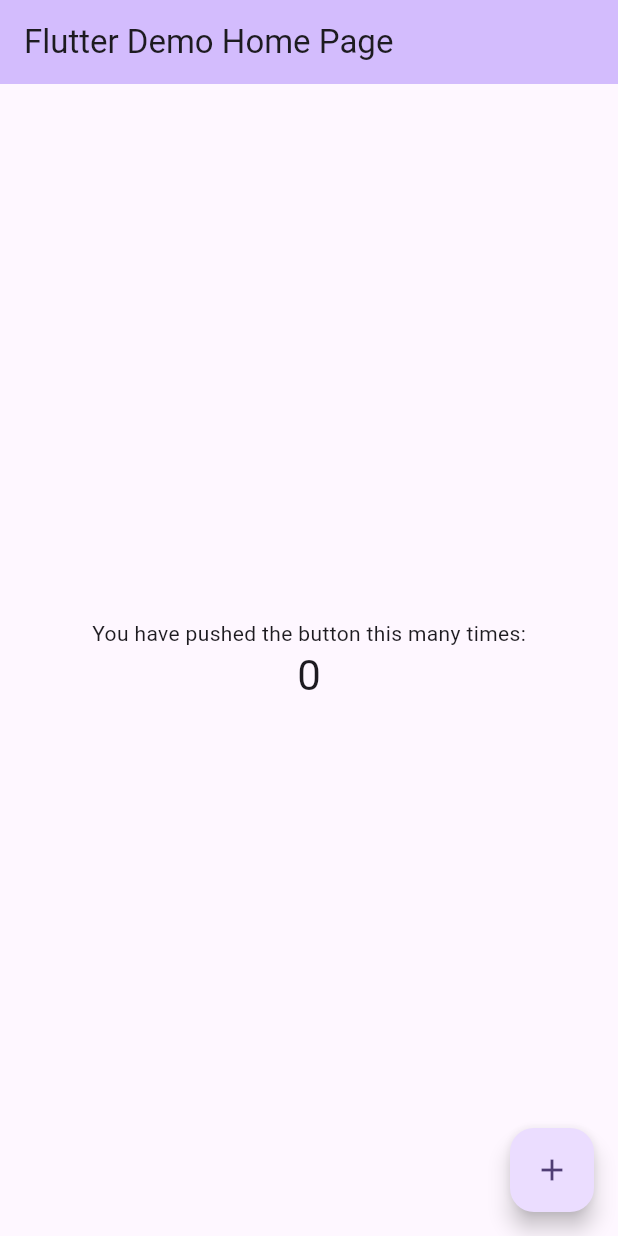
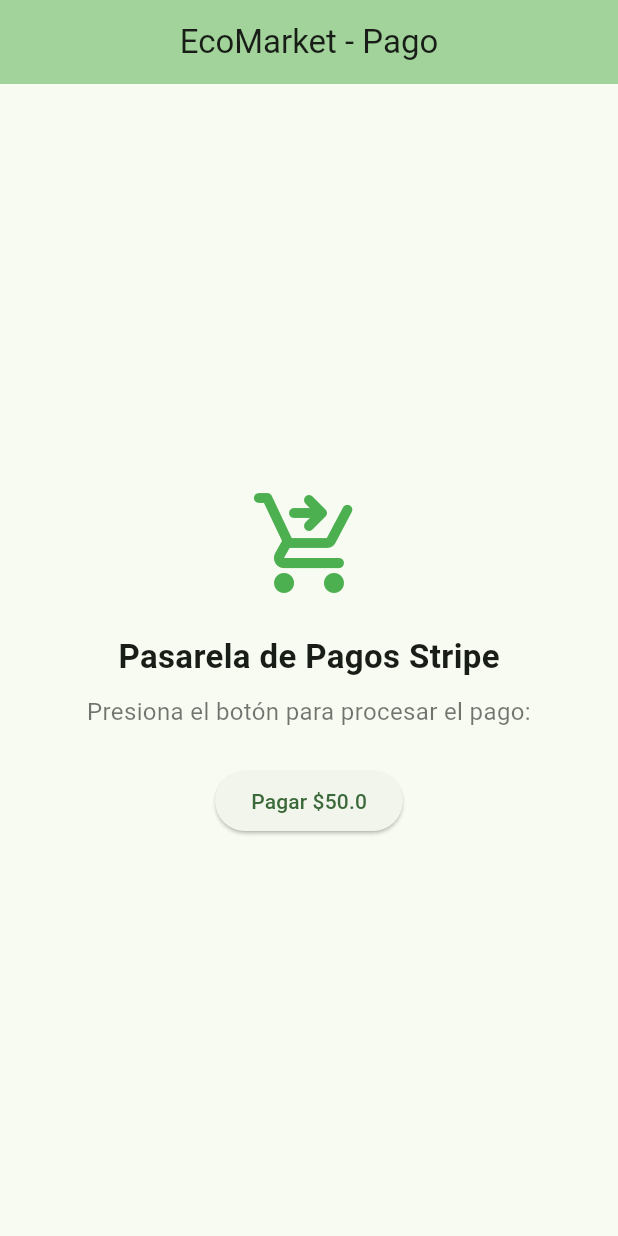
Before and after one commit to Juan-Camilo-Martinez-B/ecomarket-ui, a Flutter app: the screen it shows after launch, on a phone screen of 412 x 824 dp. Run offline on Flutter 3.47's test engine with Material 3 defaults, Android fonts, the phone set to English and light mode, and no system bars.

Commit message:
cambio de ui

```diff
--- a/lib/main.dart
+++ b/lib/main.dart
@@ -1,4 +1,5 @@
 import 'package:flutter/material.dart';
+import 'package:ecomarket_ui/widgets/stripe_payment_button.dart';
 
 void main() {
   runApp(const MyApp());
@@ -7,115 +8,63 @@
 class MyApp extends StatelessWidget {
   const MyApp({super.key});
 
-  // This widget is the root of your application.
   @override
   Widget build(BuildContext context) {
     return MaterialApp(
-      title: 'Flutter Demo',
+      title: 'EcoMarket',
+      debugShowCheckedModeBanner: false,
       theme: ThemeData(
-        // This is the theme of your application.
-        //
-        // TRY THIS: Try running your application with "flutter run". You'll see
-        // the application has a purple toolbar. Then, without quitting the app,
-        // try changing the seedColor in the colorScheme below to Colors.green
-        // and then invoke "hot reload" (save your changes or press the "hot
-        // reload" button in a Flutter-supported IDE, or press "r" if you used
-        // the command line to start the app).
-        //
-        // Notice that the counter didn't reset back to zero; the application
-        // state is not lost during the reload. To reset the state, use hot
-        // restart instead.
-        //
-        // This works for code too, not just values: Most code changes can be
-        // tested with just a hot reload.
-        colorScheme: .fromSeed(seedColor: Colors.deepPurple),
+        colorScheme: ColorScheme.fromSeed(seedColor: Colors.green),
+        useMaterial3: true,
       ),
-      home: const MyHomePage(title: 'Flutter Demo Home Page'),
+      home: const MyHomePage(title: 'EcoMarket - Pago'),
     );
   }
 }
 
-class MyHomePage extends StatefulWidget {
-  const MyHomePage({super.key, required this.title});
-
-  // This widget is the home page of your application. It is stateful, meaning
-  // that it has a State object (defined below) that contains fields that affect
-  // how it looks.
-
-  // This class is the configuration for the state. It holds the values (in this
-  // case the title) provided by the parent (in this case the App widget) and
-  // used by the build method of the State. Fields in a Widget subclass are
-  // always marked "final".
-
+class MyHomePage extends StatelessWidget {
   final String title;
 
-  @override
-  State<MyHomePage> createState() => _MyHomePageState();
-}
-
-class _MyHomePageState extends State<MyHomePage> {
-  int _counter = 0;
-
-  void _incrementCounter() {
-    setState(() {
-      // This call to setState tells the Flutter framework that something has
-      // changed in this State, which causes it to rerun the build method below
-      // so that the display can reflect the updated values. If we changed
-      // _counter without calling setState(), then the build method would not be
-      // called again, and so nothing would appear to happen.
-      _counter++;
-    });
-  }
+  const MyHomePage({super.key, required this.title});
 
   @override
   Widget build(BuildContext context) {
-    // This method is rerun every time setState is called, for instance as done
-    // by the _incrementCounter method above.
-    //
-    // The Flutter framework has been optimized to make rerunning build methods
-    // fast, so that you can just rebuild anything that needs updating rather
-    // than having to individually change instances of widgets.
     return Scaffold(
       appBar: AppBar(
-        // TRY THIS: Try changing the color here to a specific color (to
-        // Colors.amber, perhaps?) and trigger a hot reload to see the AppBar
-        // change color while the other colors stay the same.
         backgroundColor: Theme.of(context).colorScheme.inversePrimary,
-        // Here we take the value from the MyHomePage object that was created by
-        // the App.build method, and use it to set our appbar title.
-        title: Text(widget.title),
+        title: Text(title),
+        centerTitle: true,
       ),
       body: Center(
-        // Center is a layout widget. It takes a single child and positions it
-        // in the middle of the parent.
-        child: Column(
-          // Column is also a layout widget. It takes a list of children and
-          // arranges them vertically. By default, it sizes itself to fit its
-          // children horizontally, and tries to be as tall as its parent.
-          //
-          // Column has various properties to control how it sizes itself and
-          // how it positions its children. Here we use mainAxisAlignment to
-          // center the children vertically; the main axis here is the vertical
-          // axis because Columns are vertical (the cross axis would be
-          // horizontal).
-          //
-          // TRY THIS: Invoke "debug painting" (choose the "Toggle Debug Paint"
-          // action in the IDE, or press "p" in the console), to see the
-          // wireframe for each widget.
-          mainAxisAlignment: .center,
-          children: [
-            const Text('You have pushed the button this many times:'),
-            Text(
-              '$_counter',
-              style: Theme.of(context).textTheme.headlineMedium,
-            ),
-          ],
+        child: Padding(
+          padding: const EdgeInsets.all(24.0),
+          child: Column(
+            mainAxisAlignment: MainAxisAlignment.center,
+            children: [
+              const Icon(
+                Icons.shopping_cart_checkout_rounded,
+                size: 80,
+                color: Colors.green,
+              ),
+              const SizedBox(height: 20),
+              const Text(
+                'Pasarela de Pagos Stripe',
+                style: TextStyle(
+                  fontSize: 22,
+                  fontWeight: FontWeight.bold,
+                ),
+              ),
+              const SizedBox(height: 10),
+              const Text(
+                'Presiona el botón para procesar el pago:',
+                textAlign: TextAlign.center,
+                style: TextStyle(fontSize: 16, color: Colors.black54),
+              ),
+              const SizedBox(height: 24),
+              const StripePaymentButton(amount: 5000),
+            ],
+          ),
         ),
-      ),
-      floatingActionButton: FloatingActionButton(
-        onPressed: _incrementCounter,
-        tooltip: 'Increment',
-        child: const Icon(Icons.add),
       ),
     );
   }
```
Also changed, not shown: 1 other file.
